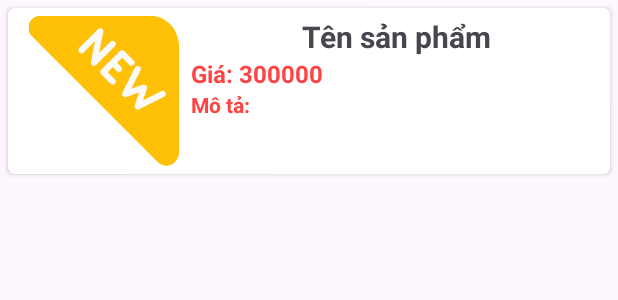
After one commit to VietNguyen1207/PRM392-Milk-Ecommerce, an Android app: the layout item_suabot.xml on its own in the app's theme, with its tools: preview values and no code run, on a phone screen of 412 x 824 dp. The commit adds this screen. Shown: the top 300 px of the screen. Run offline under Robolectric (Android 15) with nearby library versions, the phone set to English and light mode, and no system bars.

Commit message:
load suabot product

```diff
--- /dev/null
+++ b/app/src/main/res/layout/item_suabot.xml
@@ -0,0 +1,63 @@
+<?xml version="1.0" encoding="utf-8"?>
+<androidx.cardview.widget.CardView xmlns:android="http://schemas.android.com/apk/res/android"
+    xmlns:app="http://schemas.android.com/apk/res-auto"
+    android:elevation="8dp"
+    app:cardCornerRadius="4dp"
+    android:layout_margin="5dp"
+    android:layout_width="match_parent"
+    android:layout_height="wrap_content">
+
+    <LinearLayout
+        android:layout_width="match_parent"
+        android:layout_height="match_parent"
+        android:layout_margin="5dp"
+        android:weightSum="10"
+        android:orientation="horizontal">
+
+        <ImageView
+            android:id="@+id/item_suabot_image"
+            android:layout_weight="3"
+            android:src="@drawable/iconnew"
+            android:layout_width="0dp"
+            android:layout_height="100dp"/>
+
+        <LinearLayout
+            android:layout_width="0dp"
+            android:layout_height="match_parent"
+            android:orientation="vertical"
+            android:layout_weight="7">
+
+            <TextView
+                android:id="@+id/item_suabot_name"
+                android:layout_width="match_parent"
+                android:layout_height="wrap_content"
+                android:gravity="center"
+                android:text="Tên sản phẩm"
+                android:textStyle="bold"
+                android:textSize="20sp"/>
+
+            <TextView
+                android:id="@+id/item_suabot_price"
+                android:layout_width="match_parent"
+                android:layout_height="wrap_content"
+                android:text="Giá: 300000"
+                android:textStyle="bold"
+                android:textSize="16sp"
+                android:textColor="@android:color/holo_red_light"/>
+
+            <TextView
+                android:id="@+id/item_suabot_description"
+                android:layout_width="match_parent"
+                android:layout_height="wrap_content"
+                android:text="Mô tả: "
+                android:textStyle="bold"
+                android:textSize="14sp"
+                android:textColor="@android:color/holo_red_light"/>
+
+        </LinearLayout>
+
+
+
+    </LinearLayout>
+
+</androidx.cardview.widget.CardView>
```
Also changed, not shown: app/src/main/AndroidManifest.xml (+10 -3 lines), app/src/main/java/com/hoangviet/prm392_milk_ecommerce/activity/MainActivity.java (+26 -1 lines), app/src/main/java/com/hoangviet/prm392_milk_ecommerce/activity/SuaBotActivity.java (added, +93 -0 lines), app/src/main/java/com/hoangviet/prm392_milk_ecommerce/activity/SuaPhaSanActivity.java (added, +26 -0 lines), app/src/main/java/com/hoangviet/prm392_milk_ecommerce/adapter/SuabotAdapter.java (added, +62 -0 lines), app/src/main/java/com/hoangviet/prm392_milk_ecommerce/api/ApiMilkStore.java (+10 -0 lines), app/src/main/res/layout/activity_sua_bot.xml (added, +31 -0 lines), app/src/main/res/layout/activity_sua_pha_san.xml (added, +10 -0 lines).
